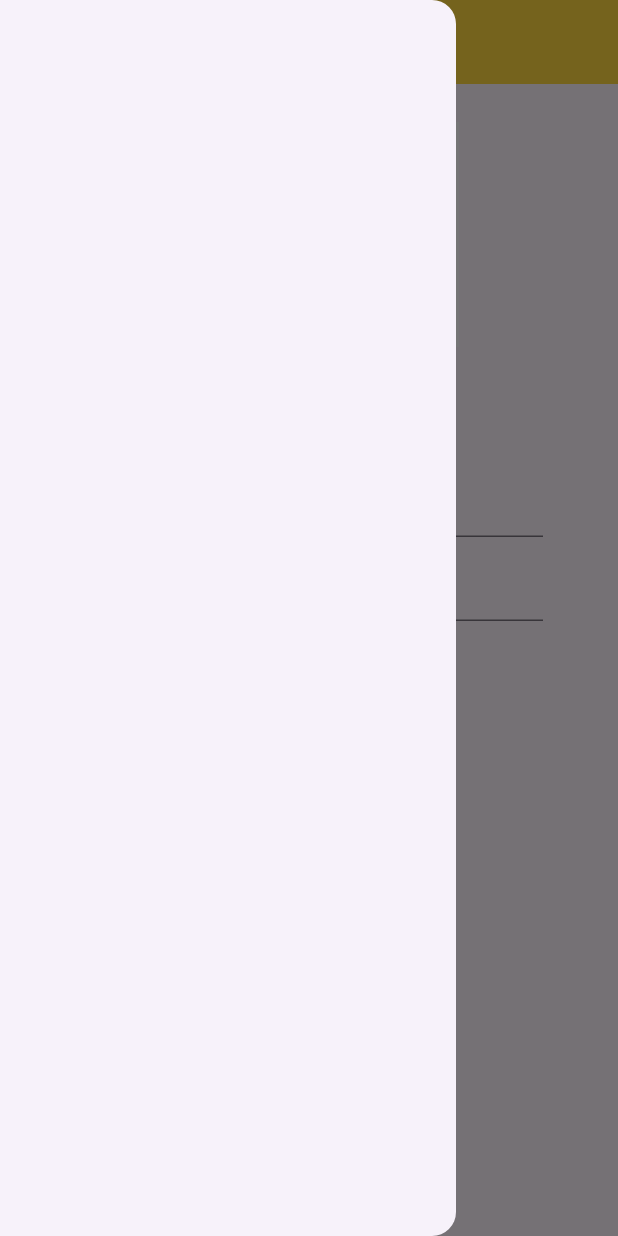
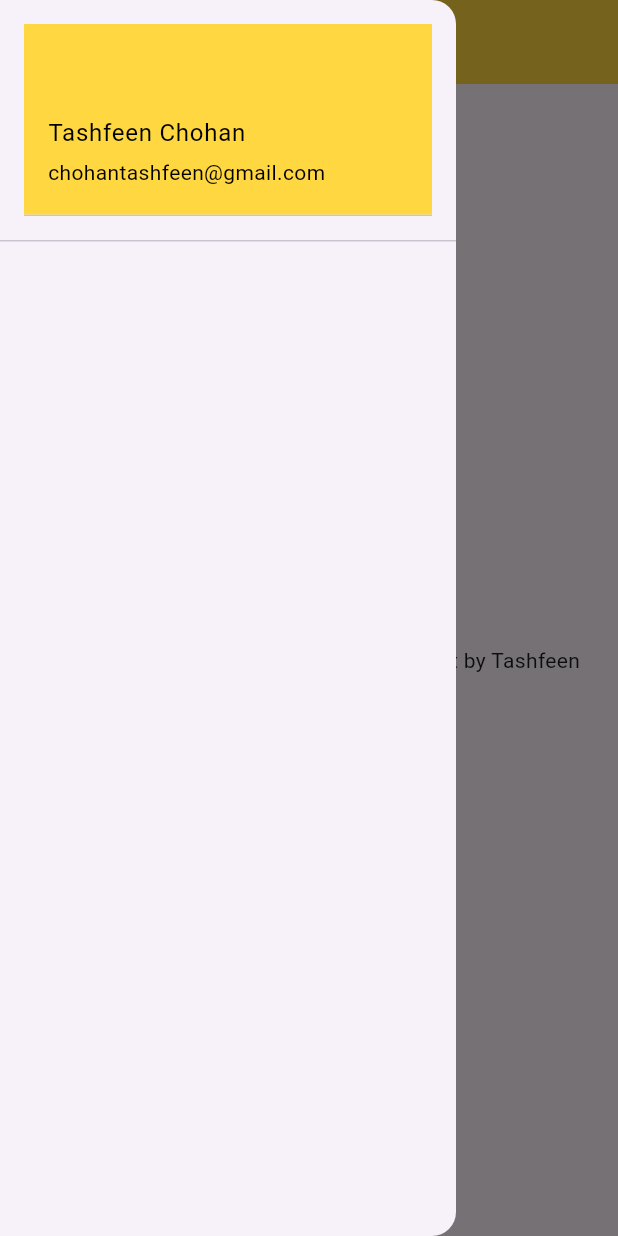
Before and after one commit to Tashfeen-Chohan/Flutter-Tutorial, a Flutter app: the screen it shows after launch, with the side drawer open, on a phone screen of 412 x 824 dp. Run offline on Flutter 3.47's test engine with Material 3 defaults, Android fonts, the phone set to English and light mode, and no system bars.

Commit message:
Form, Input Validation & Basic SideDrawer

```diff
--- a/lib/main.dart
+++ b/lib/main.dart
@@ -14,7 +14,7 @@ class MyApp extends StatelessWidget {
   Widget build(BuildContext context) {
     return MaterialApp(
       debugShowCheckedModeBanner: false,
-      initialRoute: "/login",
+      initialRoute: MyRoutes.homeRoute,
       routes: {
         MyRoutes.homeRoute: (context) => const HomePage(),
         MyRoutes.loginRoute: (context) => const LoginPage()
--- a/lib/pages/home_page..dart
+++ b/lib/pages/home_page..dart
@@ -1,4 +1,5 @@
 import 'package:flutter/material.dart';
+import 'package:flutter_codepur/widgets/drawer.dart';
 
 class HomePage extends StatelessWidget {
   const HomePage({super.key});
@@ -16,7 +17,7 @@ class HomePage extends StatelessWidget {
       body: Center(
         child: Text("Welcome to $days days of Flutter development by $name"),
       ),
-      drawer: const Drawer(),
+      drawer: const MyDrawer(),
     );
   }
 }
--- /dev/null
+++ b/lib/widgets/drawer.dart
@@ -0,0 +1,29 @@
+import 'package:flutter/material.dart';
+
+class MyDrawer extends StatelessWidget {
+  const MyDrawer({super.key});
+
+  @override
+  Widget build(BuildContext context) {
+    return Drawer(
+      child: ListView(
+        children: const [
+          DrawerHeader(
+              child: UserAccountsDrawerHeader(
+            decoration: BoxDecoration(
+              color: Colors.amberAccent,
+            ),
+            accountName: Text(
+              "Tashfeen Chohan",
+              style: TextStyle(color: Colors.black),
+            ),
+            accountEmail: Text(
+              "chohantashfeen@gmail.com",
+              style: TextStyle(color: Colors.black),
+            ),
+          ))
+        ],
+      ),
+    );
+  }
+}
```
Also changed, not shown: lib/pages/login_page.dart (+36 -9 lines), assets/images/profile.jpg (added).
